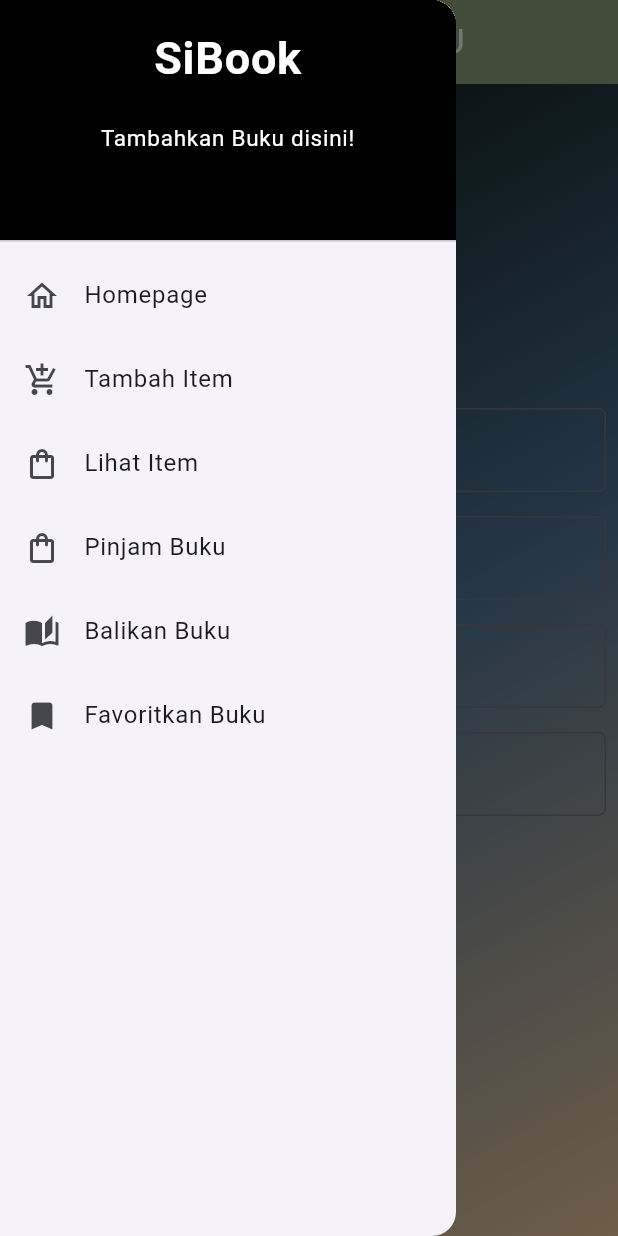
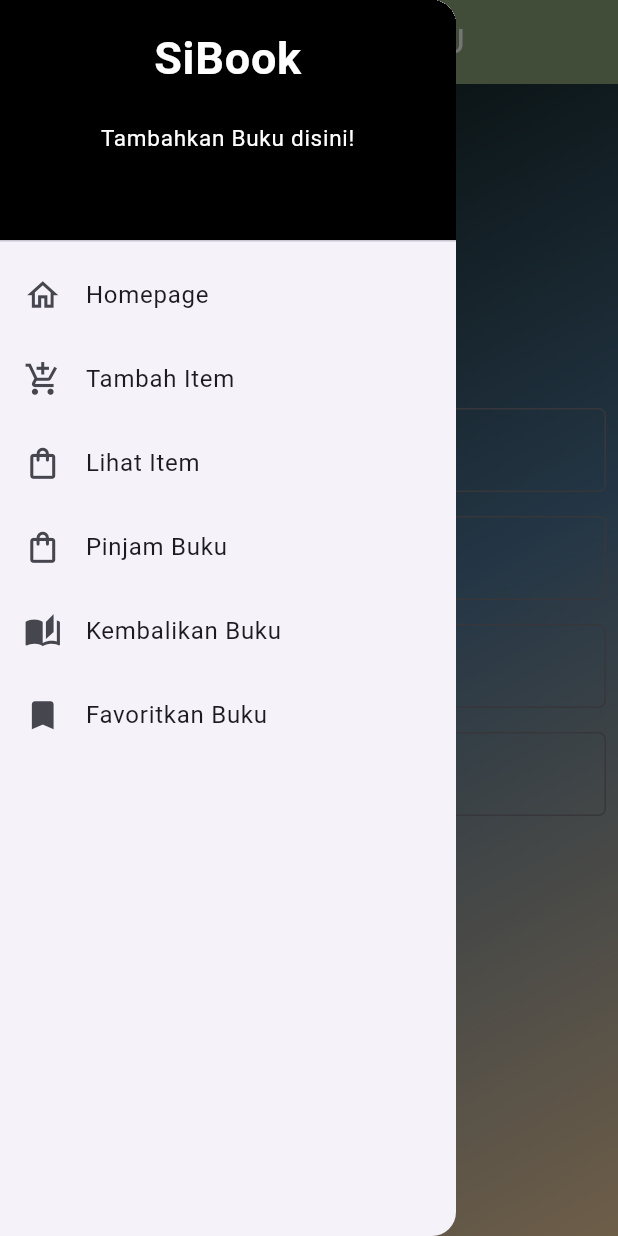
Before and after one commit to SiBook-D08/SiBook-mobile, a Flutter app: the AddItemForm screen opened directly, with the side drawer open, on a phone screen of 412 x 824 dp. Run offline on Flutter 3.47's test engine with Material 3 defaults, Android fonts, the phone set to English and light mode, and no system bars; missing offline and left inert: pbp_django_auth.

Commit message:
implement media query on left drawer

```diff
--- a/lib/widgets/left_drawer.dart
+++ b/lib/widgets/left_drawer.dart
@@ -11,8 +11,38 @@ class LeftDrawer extends StatelessWidget {
 
   final String title;
 
+  double _getIconSize(Size screenSize) {
+    final double iconSize;
+
+    if (screenSize.width < 640) {
+      iconSize = 25.0;
+    } else {
+      iconSize = 30.0;
+    }
+
+    return iconSize;
+  }
+
+  double _getFontSize(Size screenSize) {
+    final double fontSize;
+
+    if (screenSize.width < 600) {
+      fontSize = 16.0;
+    } else if (screenSize.width < 640) {
+      fontSize = 18.0;
+    } else {
+      fontSize = 20.0;
+    }
+
+    return fontSize;
+  }
+
   @override
   Widget build(BuildContext context) {
+    final Size screenSize = MediaQuery.sizeOf(context);
+    final double fontSize = _getFontSize(screenSize);
+    final double iconSize = _getIconSize(screenSize);
+
     return Drawer(
       child: ListView(
         children: [
@@ -43,8 +73,16 @@ class LeftDrawer extends StatelessWidget {
             ),
           ),
           ListTile(
-            leading: const Icon(Icons.home_outlined),
-            title: const Text('Homepage'),
+            leading: Icon(
+              Icons.home_outlined,
+              size: iconSize,
+            ),
+            title: Text(
+              'Homepage',
+              style: TextStyle(
+                fontSize: fontSize,
+              ),
+            ),
 
             //Ketika diklik akan ke homepage
             onTap: () async {
@@ -62,8 +100,16 @@ class LeftDrawer extends StatelessWidget {
             },
           ),
           ListTile(
-            leading: const Icon(Icons.add_shopping_cart),
-            title: const Text("Tambah Item"),
+            leading: Icon(
+              Icons.add_shopping_cart,
+              size: iconSize,
+            ),
+            title: Text(
+              'Tambah Item',
+              style: TextStyle(
+                fontSize: fontSize,
+              ),
+            ),
 
             // ketika diklik akan ke forms add_item
             onTap: () async {
@@ -81,8 +127,16 @@ class LeftDrawer extends StatelessWidget {
             },
           ),
           ListTile(
-            leading: const Icon(Icons.shopping_bag_outlined),
-            title: const Text("Lihat Item"),
+            leading: Icon(
+              Icons.shopping_bag_outlined,
+              size: iconSize,
+            ),
+            title: Text(
+              'Lihat Item',
+              style: TextStyle(
+                fontSize: fontSize,
+              ),
+            ),
 
             // ketika diklik akan ke list item
             onTap: () async {
@@ -100,8 +154,16 @@ class LeftDrawer extends StatelessWidget {
             },
           ),
           ListTile(
-            leading: const Icon(Icons.shopping_bag_outlined),
-            title: const Text("Pinjam Buku"),
+            leading: Icon(
+              Icons.shopping_bag_outlined,
+              size: iconSize,
+            ),
+            title: Text(
+              'Pinjam Buku',
+              style: TextStyle(
+                fontSize: fontSize,
+              ),
+            ),
 
             // ketika diklik akan ke page peminjaman buku
             onTap: () async {
@@ -119,8 +181,16 @@ class LeftDrawer extends StatelessWidget {
             },
           ),
           ListTile(
-            leading: const Icon(Icons.auto_stories),
-            title: const Text("Balikan Buku"),
+            leading: Icon(
+              Icons.auto_stories,
+              size: iconSize,
+            ),
+            title: Text(
+              'Kembalikan Buku',
+              style: TextStyle(
+                fontSize: fontSize,
+              ),
+            ),
 
             onTap: () {
               if (title != 'return_review') {
@@ -135,8 +205,16 @@ class LeftDrawer extends StatelessWidget {
             },
           ),
           ListTile(
-            leading: const Icon(Icons.bookmark),
-            title: const Text("Favoritkan Buku"),
+            leading: Icon(
+              Icons.bookmark,
+              size: iconSize,
+            ),
+            title: Text(
+              'Favoritkan Buku',
+              style: TextStyle(
+                fontSize: fontSize,
+              ),
+            ),
 
             // ketika diklik akan ke list item
             onTap: () async {
```
